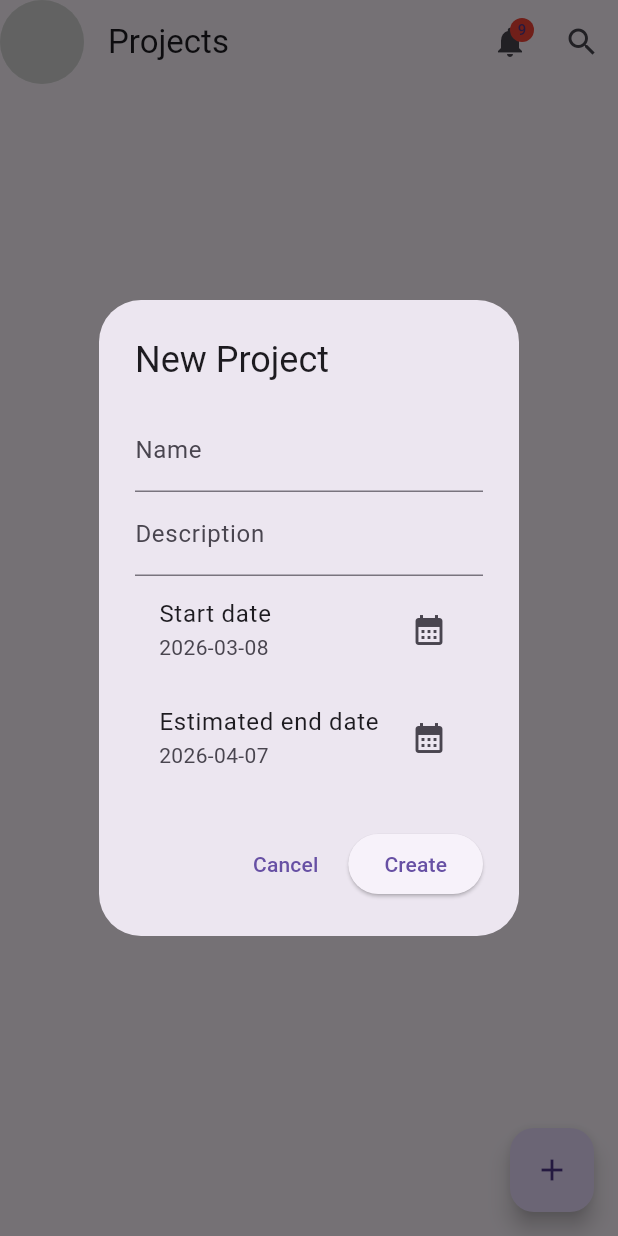
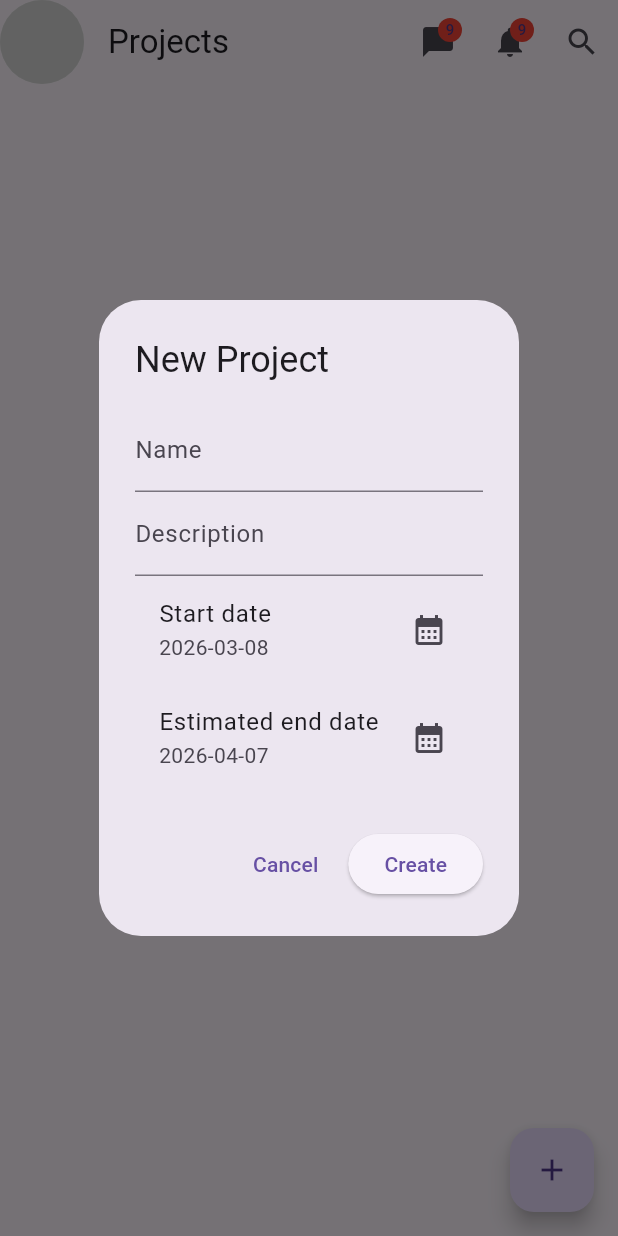
Before and after one commit to clawvyrin/CS50-Final-Project, a Flutter app: the screen it shows once a user with an empty profile is signed in, after a tap on the "add" icon, on a phone screen of 412 x 824 dp. Run offline on Flutter 3.47's test engine with Material 3 defaults, Android fonts, the phone set to English and light mode, and no system bars; drawn by our look-alikes of flutter_platform_widgets; our stand-ins replace flutter_dotenv, flutter_riverpod, freezed_annotation, go_router, image_cropper, image_picker and 3 more; missing offline and left inert: fast_cached_network_image; accounts and stored records are empty; generated files the repository leaves out were written again; network calls fail.

Commit message:
feat: added custom NotificationIcon and ConversationIcon widgets

```diff
--- a/lib/core/router/router_services.dart
+++ b/lib/core/router/router_services.dart
@@ -6,6 +6,7 @@ import 'package:supabase_flutter/supabase_flutter.dart';
 import 'package:task_companion/features/authentication/services/auth_services.dart';
 import 'package:task_companion/features/authentication/screens/auth_method.dart';
 import 'package:task_companion/features/authentication/screens/sign_in.dart';
+import 'package:task_companion/features/conversations/screens/show_conversations.dart';
 import 'package:task_companion/features/home/screens/home.dart';
 import 'package:task_companion/features/authentication/screens/sign_up.dart';
 import 'package:task_companion/features/notifications/screens/notifications.dart';
@@ -92,6 +93,11 @@ class AppRouter {
             builder: (context, state) => NotificationsPage(),
           ),
           GoRoute(
+            path: 'conversations',
+            name: 'conversations',
+            builder: (context, state) => ShowConversations(),
+          ),
+          GoRoute(
             path: 'search',
             name: 'search',
             builder: (context, state) => Search(),
--- a/lib/features/home/screens/home.dart
+++ b/lib/features/home/screens/home.dart
@@ -2,6 +2,8 @@ import 'package:flutter/material.dart';
 import 'package:flutter_platform_widgets/flutter_platform_widgets.dart';
 import 'package:flutter_riverpod/flutter_riverpod.dart';
 import 'package:go_router/go_router.dart';
+import 'package:task_companion/features/home/widgets/conversations_icon.dart';
+import 'package:task_companion/features/home/widgets/notifications_icon.dart';
 import 'package:task_companion/features/profiles/models/profile_model.dart';
 import 'package:task_companion/features/profiles/providers/profiles_provider.dart';
 import 'package:task_companion/features/authentication/services/auth_services.dart';
@@ -30,23 +32,8 @@ class _HomeState extends ConsumerState<Home> {
       ),
       title: Text("Projects"),
       actions: [
-        Stack(
-          children: [
-            PlatformIconButton(
-              onPressed: () => context.goNamed('notifications'),
-              icon: Icon(Icons.notifications),
-            ),
-            Positioned(
-              right: 8,
-              top: 8,
-              child: CircleAvatar(
-                radius: 8,
-                backgroundColor: Colors.red,
-                child: Text('9', style: const TextStyle(fontSize: 10)),
-              ),
-            ),
-          ],
-        ),
+        ConversationsIcon(),
+        NotificationsIcon(),
         PlatformIconButton(
           onPressed: () => context.goNamed('search'),
           icon: Icon(Icons.search),
--- /dev/null
+++ b/lib/features/home/widgets/conversations_icon.dart
@@ -0,0 +1,26 @@
+import 'package:flutter/material.dart';
+import 'package:flutter_platform_widgets/flutter_platform_widgets.dart';
+import 'package:go_router/go_router.dart';
+
+class ConversationsIcon extends StatelessWidget {
+  const ConversationsIcon({super.key});
+
+  @override
+  Widget build(BuildContext context) => Stack(
+    children: [
+      PlatformIconButton(
+        onPressed: () => context.goNamed('conversation'),
+        icon: Icon(Icons.messenger),
+      ),
+      Positioned(
+        right: 8,
+        top: 8,
+        child: CircleAvatar(
+          radius: 8,
+          backgroundColor: Colors.red,
+          child: Text('9', style: const TextStyle(fontSize: 10)),
+        ),
+      ),
+    ],
+  );
+}
--- /dev/null
+++ b/lib/features/home/widgets/notifications_icon.dart
@@ -0,0 +1,26 @@
+import 'package:flutter/material.dart';
+import 'package:flutter_platform_widgets/flutter_platform_widgets.dart';
+import 'package:go_router/go_router.dart';
+
+class NotificationsIcon extends StatelessWidget {
+  const NotificationsIcon({super.key});
+
+  @override
+  Widget build(BuildContext context) => Stack(
+    children: [
+      PlatformIconButton(
+        onPressed: () => context.goNamed('notifications'),
+        icon: Icon(Icons.notifications),
+      ),
+      Positioned(
+        right: 8,
+        top: 8,
+        child: CircleAvatar(
+          radius: 8,
+          backgroundColor: Colors.red,
+          child: Text('9', style: const TextStyle(fontSize: 10)),
+        ),
+      ),
+    ],
+  );
+}
```
